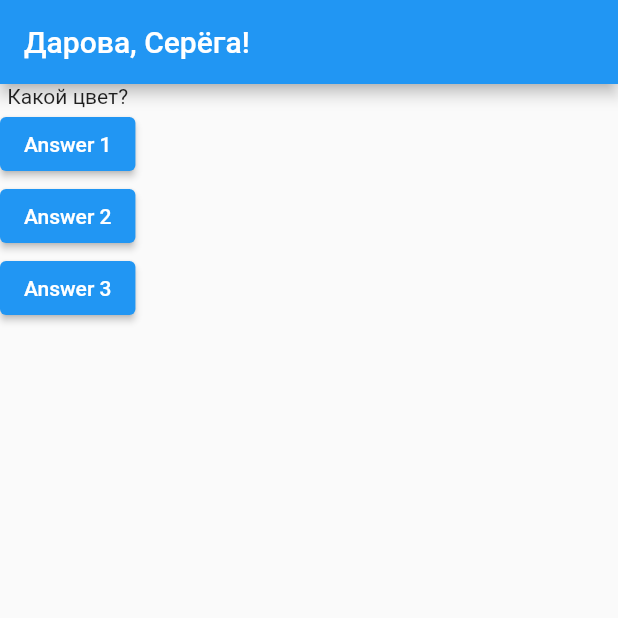
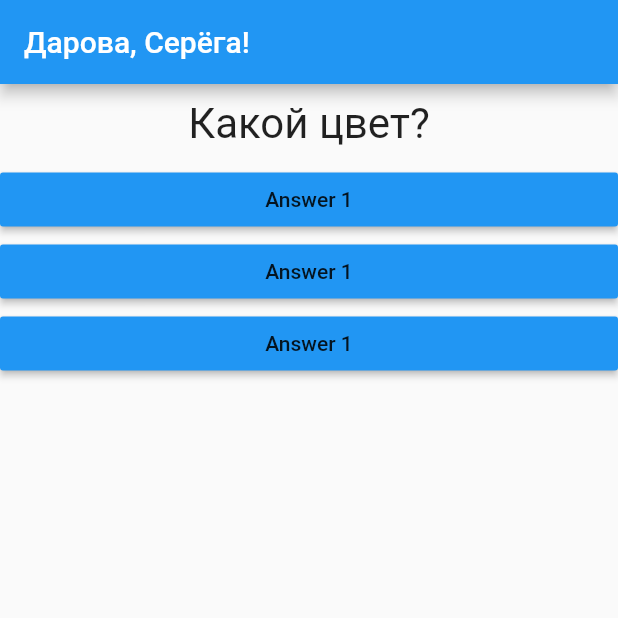
Before and after one commit to rsi2m/first-flutter-app, a Flutter app: the screen it shows after launch, on a phone screen of 412 x 824 dp, the top half of it. Run offline on Flutter 3.47's test engine with Material 2 defaults, Android fonts, the phone set to English and light mode, and no system bars.

```diff
--- /dev/null
+++ b/lib/answer.dart
@@ -0,0 +1,19 @@
+import 'package:flutter/material.dart';
+
+class Answer extends StatelessWidget {
+  final Function onPressHandler;
+
+  Answer(this.onPressHandler);
+
+  @override
+  Widget build(BuildContext context) {
+    return Container(
+      width: double.infinity,
+      child: RaisedButton(
+        color: Colors.blue,
+        child: Text("Answer 1"),
+        onPressed: () => onPressHandler(),
+      ),
+    );
+  }
+}
--- a/lib/main.dart
+++ b/lib/main.dart
@@ -1,4 +1,6 @@
 import 'package:flutter/material.dart';
+
+import './answer.dart';
 import './question.dart';
 
 void main() {
@@ -32,21 +34,14 @@ class _MyAppState extends State<MyApp> {
     return MaterialApp(
       home: Scaffold(
         appBar: AppBar(
-          title: Question("Дарова, Серёга!"),
+          title: Text("Дарова, Серёга!"),
         ),
         body: Column(
           children: [
-            Text(_questions[_questionIndex]),
-            ElevatedButton(
-              child: Text("Answer 1"),
-              onPressed: () => _answerQuestion(),
-            ),
-            ElevatedButton(child: Text("Answer 2"), onPressed: _answerQuestion),
-            ElevatedButton(
-                child: Text("Answer 3"),
-                onPressed: () {
-                  print("Чото выбрал");
-                }),
+            Question(_questions[_questionIndex]),
+            Answer(_answerQuestion),
+            Answer(_answerQuestion),
+            Answer(_answerQuestion),
           ],
         ),
       ),
--- a/lib/question.dart
+++ b/lib/question.dart
@@ -1,3 +1,4 @@
+import 'package:flutter/cupertino.dart';
 import 'package:flutter/material.dart';
 
 class Question extends StatelessWidget {
@@ -7,6 +8,13 @@ class Question extends StatelessWidget {
 
   @override
   Widget build(BuildContext context) {
-    return Text(questionText);
+    return Container(
+        width: double.infinity,
+        margin: EdgeInsets.all(10),
+        child: Text(
+          questionText,
+          style: TextStyle(fontSize: 28),
+          textAlign: TextAlign.center,
+        ));
   }
 }
```
Also changed, not shown: 1 other file.
